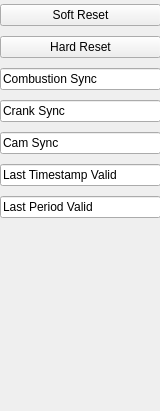
The window that core/src/emsstatus.ui (fredcooke/emstudio) describes before a commit, drawn with Qt 5.
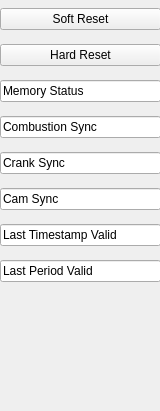
The same window after the commit.

Diff of the .ui file:
```diff
--- a/core/src/emsstatus.ui
+++ b/core/src/emsstatus.ui
@@ -32,7 +32,7 @@
       <x>0</x>
       <y>0</y>
       <width>161</width>
-      <height>225</height>
+      <height>292</height>
      </rect>
     </property>
     <layout class="QVBoxLayout" name="verticalLayout">
@@ -50,6 +50,13 @@
        </property>
       </widget>
      </item>
+     <item>
+      <widget class="QLineEdit" name="memoryCleanLineEdit">
+       <property name="text">
+        <string>Memory Status</string>
+       </property>
+      </widget>
+     </item>
      <item>
       <widget class="QLineEdit" name="combustionSyncLineEdit">
        <property name="text">
```
